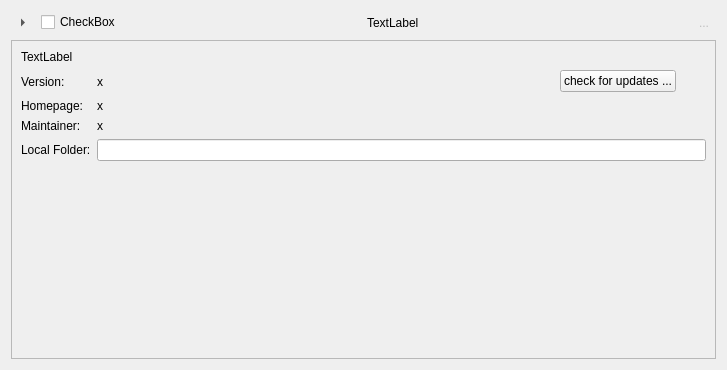
This is ui/a2widget/a2module_source.ui in ewerybody/a2 as Qt 5 draws it before an edit. The edited form follows.
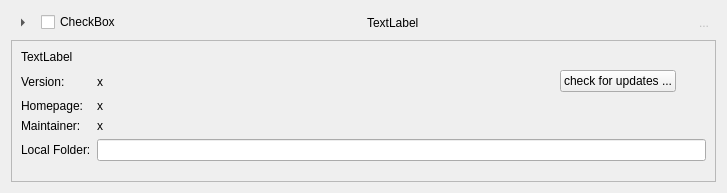
This is the edited form. Custom widgets are drawn as their Qt base class.

```diff
--- a/ui/a2widget/a2module_source.ui
+++ b/ui/a2widget/a2module_source.ui
@@ -7,7 +7,7 @@
     <x>0</x>
     <y>0</y>
     <width>727</width>
-    <height>370</height>
+    <height>193</height>
    </rect>
   </property>
   <property name="windowTitle">
```
Left out of the diff: 3 changed lines with no effect on the pictures.
